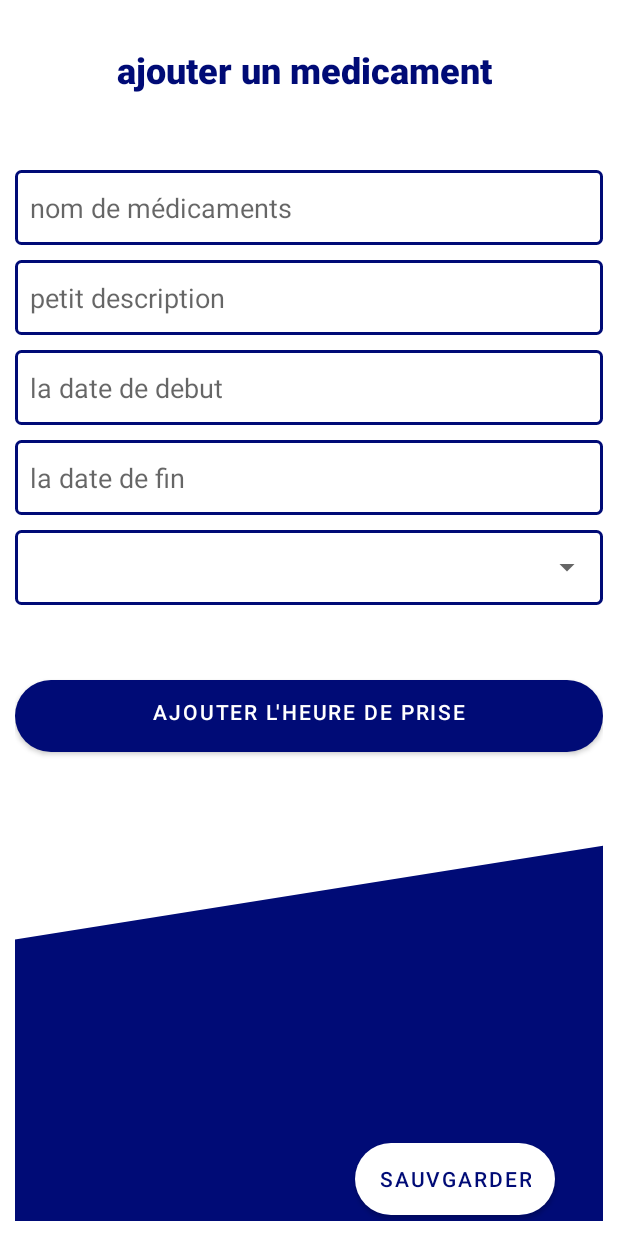
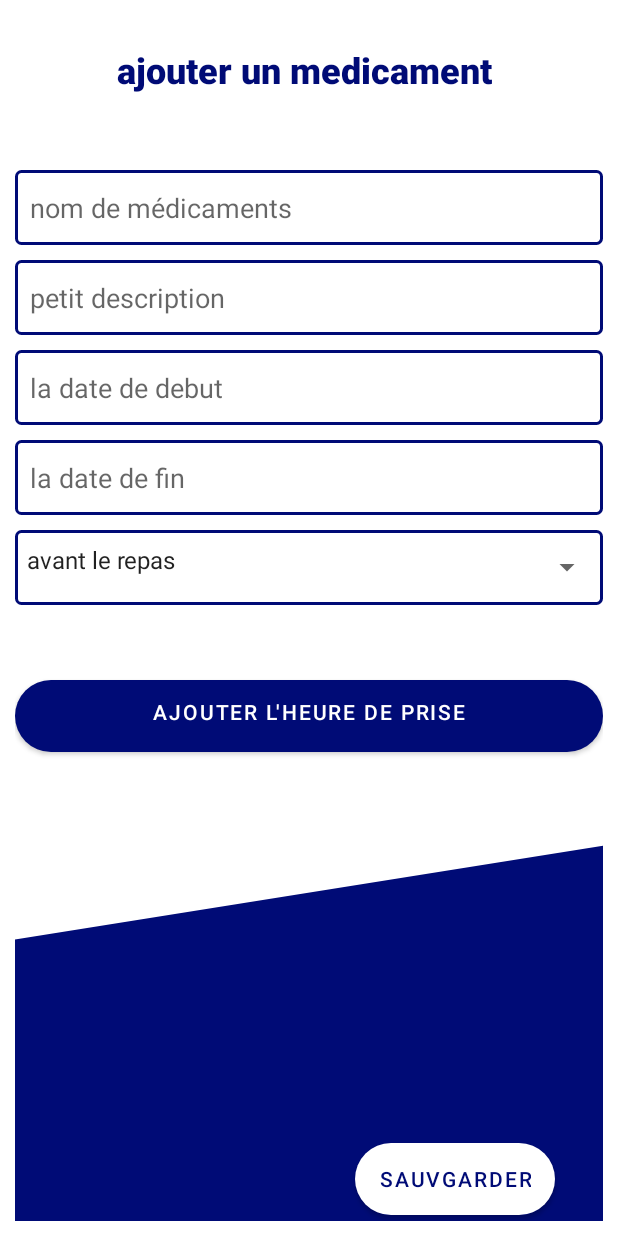
Before and after one commit to moncefadj/MedcareTeam, an Android app: the ajouterMed screen opened directly, with no data from a screen before it, on a phone screen of 412 x 824 dp. Run offline under Robolectric (Android 15) with nearby library versions, the phone set to English and light mode, and no system bars; Roboto replaces fonts that are not available here.

Commit message:
adding items for my spinner

```diff
--- a/app/src/main/res/values/strings.xml
+++ b/app/src/main/res/values/strings.xml
@@ -37,6 +37,11 @@
         <item>ORL</item>
         <item>Gynéco-obstétrique</item>
     </string-array>
+    <string-array name="instructions">
+        <item>avant le repas</item>
+        <item>au melieu du repas </item>
+        <item>aprés le repas</item>
+    </string-array>
 
 
 </resources>
```
